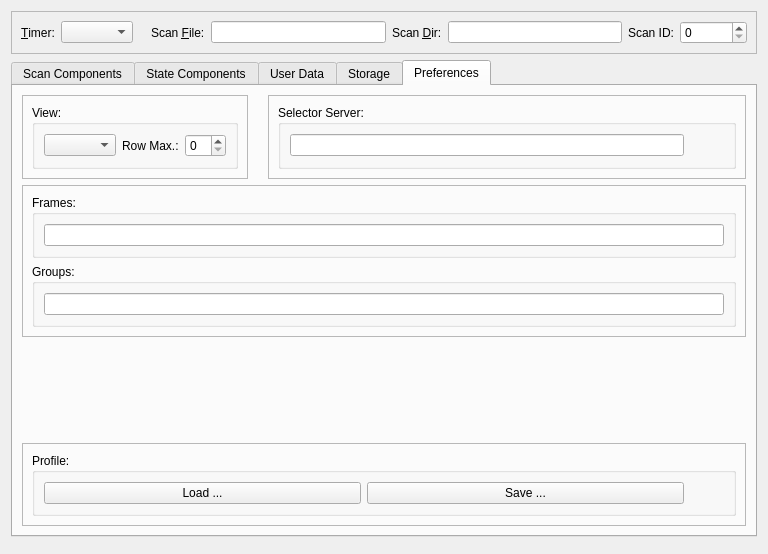
Old version of the form nxselector/ui/selector.ui in the repository nexdatas/nxselector.
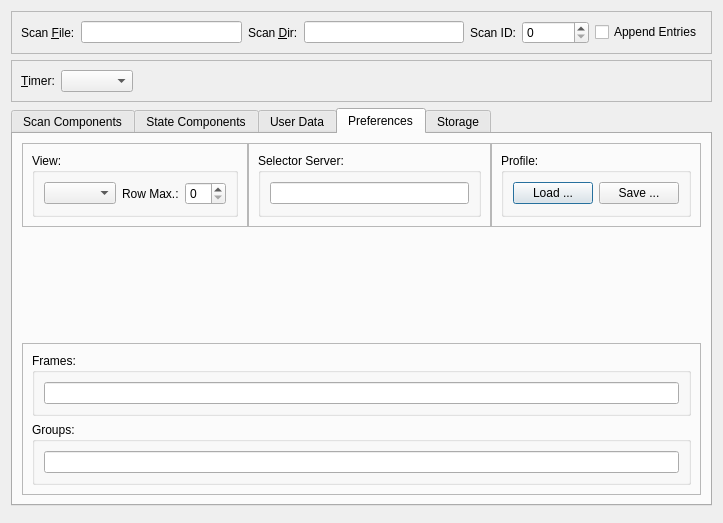
New version of the form. The open tabs and pages were chosen to show the change.

Patch:
```diff
--- a/nxselector/ui/selector.ui
+++ b/nxselector/ui/selector.ui
@@ -6,8 +6,8 @@
    <rect>
     <x>0</x>
     <y>0</y>
-    <width>768</width>
-    <height>554</height>
+    <width>723</width>
+    <height>523</height>
    </rect>
   </property>
   <property name="windowTitle">
@@ -35,51 +35,6 @@
      <layout class="QGridLayout" name="gridLayout_24">
       <item row="0" column="0">
        <layout class="QHBoxLayout" name="horizontalLayout_2">
-        <item>
-         <widget class="QLabel" name="mntTimerLabel">
-          <property name="text">
-           <string>&amp;Timer:</string>
-          </property>
-          <property name="buddy">
-           <cstring>mntTimerComboBox</cstring>
-          </property>
-         </widget>
-        </item>
-        <item>
-         <widget class="QComboBox" name="mntTimerComboBox"/>
-        </item>
-        <item>
-         <widget class="QFrame" name="timerFrame">
-          <property name="enabled">
-           <bool>true</bool>
-          </property>
-          <property name="sizePolicy">
-           <sizepolicy hsizetype="Preferred" vsizetype="Preferred">
-            <horstretch>0</horstretch>
-            <verstretch>0</verstretch>
-           </sizepolicy>
-          </property>
-          <property name="frameShape">
-           <enum>QFrame::NoFrame</enum>
-          </property>
-          <property name="frameShadow">
-           <enum>QFrame::Raised</enum>
-          </property>
-          <property name="lineWidth">
-           <number>0</number>
-          </property>
-         </widget>
-        </item>
-        <item>
-         <widget class="QFrame" name="timerButtonFrame">
-          <property name="frameShape">
-           <enum>QFrame::NoFrame</enum>
-          </property>
-          <property name="frameShadow">
-           <enum>QFrame::Raised</enum>
-          </property>
-         </widget>
-        </item>
         <item>
          <widget class="QLabel" name="fileScanLabel">
           <property name="text">
@@ -123,12 +78,101 @@
           </property>
          </widget>
         </item>
+        <item>
+         <widget class="QCheckBox" name="othersEntryCheckBox">
+          <property name="text">
+           <string>Append Entries</string>
+          </property>
+         </widget>
+        </item>
        </layout>
       </item>
      </layout>
     </widget>
    </item>
    <item row="1" column="0">
+    <widget class="QFrame" name="frame_12">
+     <property name="frameShape">
+      <enum>QFrame::StyledPanel</enum>
+     </property>
+     <property name="frameShadow">
+      <enum>QFrame::Raised</enum>
+     </property>
+     <layout class="QHBoxLayout" name="horizontalLayout_4">
+      <item>
+       <widget class="QLabel" name="mntTimerLabel">
+        <property name="text">
+         <string>&amp;Timer:</string>
+        </property>
+        <property name="buddy">
+         <cstring>mntTimerComboBox</cstring>
+        </property>
+       </widget>
+      </item>
+      <item>
+       <widget class="QComboBox" name="mntTimerComboBox"/>
+      </item>
+      <item>
+       <widget class="QFrame" name="timerFrame">
+        <property name="sizePolicy">
+         <sizepolicy hsizetype="Minimum" vsizetype="Preferred">
+          <horstretch>0</horstretch>
+          <verstretch>0</verstretch>
+         </sizepolicy>
+        </property>
+        <property name="maximumSize">
+         <size>
+          <width>16777214</width>
+          <height>16777215</height>
+         </size>
+        </property>
+        <property name="frameShape">
+         <enum>QFrame::NoFrame</enum>
+        </property>
+        <property name="frameShadow">
+         <enum>QFrame::Plain</enum>
+        </property>
+        <property name="lineWidth">
+         <number>0</number>
+        </property>
+       </widget>
+      </item>
+      <item>
+       <widget class="QFrame" name="timerButtonFrame">
+        <property name="sizePolicy">
+         <sizepolicy hsizetype="Minimum" vsizetype="Preferred">
+          <horstretch>0</horstretch>
+          <verstretch>0</verstretch>
+         </sizepolicy>
+        </property>
+        <property name="frameShape">
+         <enum>QFrame::NoFrame</enum>
+        </property>
+        <property name="frameShadow">
+         <enum>QFrame::Raised</enum>
+        </property>
+        <property name="lineWidth">
+         <number>0</number>
+        </property>
+       </widget>
+      </item>
+      <item>
+       <spacer name="horizontalSpacer_3">
+        <property name="orientation">
+         <enum>Qt::Horizontal</enum>
+        </property>
+        <property name="sizeHint" stdset="0">
+         <size>
+          <width>40</width>
+          <height>20</height>
+         </size>
+        </property>
+       </spacer>
+      </item>
+     </layout>
+    </widget>
+   </item>
+   <item row="2" column="0">
     <widget class="QTabWidget" name="tabWidget">
      <property name="toolTip">
       <string/>
@@ -151,6 +195,188 @@
        <string>User Data</string>
       </attribute>
      </widget>
+     <widget class="QWidget" name="preferences">
+      <attribute name="title">
+       <string>Preferences</string>
+      </attribute>
+      <layout class="QGridLayout" name="gridLayout_14">
+       <item row="2" column="0">
+        <widget class="QFrame" name="frame_6">
+         <property name="frameShape">
+          <enum>QFrame::StyledPanel</enum>
+         </property>
+         <property name="frameShadow">
+          <enum>QFrame::Raised</enum>
+         </property>
+         <layout class="QGridLayout" name="gridLayout_4">
+          <item row="0" column="0">
+           <layout class="QVBoxLayout" name="verticalLayout_5">
+            <item>
+             <widget class="QGroupBox" name="groupBox_4">
+              <property name="title">
+               <string>Frames:</string>
+              </property>
+              <layout class="QGridLayout" name="gridLayout_12">
+               <item row="0" column="0">
+                <widget class="QLineEdit" name="frameLineEdit"/>
+               </item>
+              </layout>
+             </widget>
+            </item>
+            <item>
+             <widget class="QGroupBox" name="groupBox_5">
+              <property name="title">
+               <string>Groups:</string>
+              </property>
+              <layout class="QGridLayout" name="gridLayout_13">
+               <item row="0" column="0">
+                <widget class="QLineEdit" name="groupLineEdit"/>
+               </item>
+              </layout>
+             </widget>
+            </item>
+           </layout>
+          </item>
+         </layout>
+        </widget>
+       </item>
+       <item row="0" column="0">
+        <widget class="QFrame" name="frame">
+         <property name="frameShape">
+          <enum>QFrame::NoFrame</enum>
+         </property>
+         <property name="frameShadow">
+          <enum>QFrame::Raised</enum>
+         </property>
+         <property name="lineWidth">
+          <number>1</number>
+         </property>
+         <layout class="QGridLayout" name="gridLayout_3">
+          <property name="margin">
+           <number>0</number>
+          </property>
+          <property name="spacing">
+           <number>0</number>
+          </property>
+          <item row="0" column="0">
+           <layout class="QHBoxLayout" name="horizontalLayout_3">
+            <item>
+             <widget class="QFrame" name="frame_7">
+              <property name="frameShape">
+               <enum>QFrame::StyledPanel</enum>
+              </property>
+              <property name="frameShadow">
+               <enum>QFrame::Raised</enum>
+              </property>
+              <layout class="QGridLayout" name="gridLayout_22">
+               <item row="0" column="0">
+                <widget class="QGroupBox" name="groupBox_3">
+                 <property name="title">
+                  <string>View:</string>
+                 </property>
+                 <layout class="QGridLayout" name="gridLayout_11">
+                  <item row="0" column="0">
+                   <widget class="QComboBox" name="viewComboBox"/>
+                  </item>
+                  <item row="0" column="2">
+                   <widget class="QLabel" name="rowMaxLabel">
+                    <property name="text">
+                     <string>Row Max.:</string>
+                    </property>
+                   </widget>
+                  </item>
+                  <item row="0" column="3">
+                   <widget class="QSpinBox" name="rowMaxSpinBox"/>
+                  </item>
+                 </layout>
+                </widget>
+               </item>
+              </layout>
+             </widget>
+            </item>
+            <item>
+             <widget class="QFrame" name="frame_8">
+              <property name="frameShape">
+               <enum>QFrame::StyledPanel</enum>
+              </property>
+              <property name="frameShadow">
+               <enum>QFrame::Raised</enum>
+              </property>
+              <layout class="QGridLayout" name="gridLayout_23">
+               <item row="0" column="1">
+                <widget class="QGroupBox" name="serverGroupBox">
+                 <property name="title">
+                  <string>Selector Server:</string>
+                 </property>
+                 <layout class="QGridLayout" name="gridLayout_15">
+                  <item row="0" column="0">
+                   <layout class="QHBoxLayout" name="horizontalLayout">
+                    <item>
+                     <widget class="QLineEdit" name="devSettingsLineEdit"/>
+                    </item>
+                   </layout>
+                  </item>
+                 </layout>
+                </widget>
+               </item>
+              </layout>
+             </widget>
+            </item>
+            <item>
+             <widget class="QFrame" name="frame_11">
+              <property name="frameShape">
+               <enum>QFrame::StyledPanel</enum>
+              </property>
+              <property name="frameShadow">
+               <enum>QFrame::Raised</enum>
+              </property>
+              <layout class="QGridLayout" name="gridLayout_17">
+               <item row="0" column="0">
+                <widget class="QGroupBox" name="groupBox_2">
+                 <property name="title">
+                  <string>Profile:</string>
+                 </property>
+                 <layout class="QHBoxLayout" name="horizontalLayout_7">
+                  <item>
+                   <widget class="QPushButton" name="profLoadPushButton">
+                    <property name="text">
+                     <string>Load ...</string>
+                    </property>
+                   </widget>
+                  </item>
+                  <item>
+                   <widget class="QPushButton" name="profSavePushButton">
+                    <property name="text">
+                     <string>Save ...</string>
+                    </property>
+                   </widget>
+                  </item>
+                 </layout>
+                </widget>
+               </item>
+              </layout>
+             </widget>
+            </item>
+           </layout>
+          </item>
+         </layout>
+        </widget>
+       </item>
+       <item row="1" column="0">
+        <spacer name="verticalSpacer">
+         <property name="orientation">
+          <enum>Qt::Vertical</enum>
+         </property>
+         <property name="sizeHint" stdset="0">
+          <size>
+           <width>20</width>
+           <height>40</height>
+          </size>
+         </property>
+        </spacer>
+       </item>
+      </layout>
+     </widget>
      <widget class="QWidget" name="storage">
       <attribute name="title">
        <string>Storage</string>
@@ -286,41 +512,6 @@
          </item>
          <item>
           <layout class="QVBoxLayout" name="verticalLayout_4">
-           <item>
-            <widget class="QFrame" name="frame_2">
-             <property name="frameShape">
-              <enum>QFrame::StyledPanel</enum>
-             </property>
-             <property name="frameShadow">
-              <enum>QFrame::Raised</enum>
-             </property>
-             <layout class="QGridLayout" name="gridLayout_20">
-              <item row="0" column="0">
-               <widget class="QGroupBox" name="groupBox_7">
-                <property name="title">
-                 <string>Scan:</string>
-                </property>
-                <layout class="QGridLayout" name="gridLayout_16">
-                 <item row="0" column="0">
-                  <widget class="QCheckBox" name="othersEntryCheckBox">
-                   <property name="text">
-                    <string>Append Entries</string>
-                   </property>
-                  </widget>
-                 </item>
-                 <item row="1" column="0">
-                  <widget class="QPushButton" name="labelsPushButton">
-                   <property name="text">
-                    <string>Labels ...</string>
-                   </property>
-                  </widget>
-                 </item>
-                </layout>
-               </widget>
-              </item>
-             </layout>
-            </widget>
-           </item>
            <item>
             <widget class="QFrame" name="frame_4">
              <property name="frameShape">
@@ -390,291 +581,6 @@
          </item>
         </layout>
        </item>
-       <item row="1" column="0">
-        <widget class="QFrame" name="frame_10">
-         <property name="frameShape">
-          <enum>QFrame::StyledPanel</enum>
-         </property>
-         <property name="frameShadow">
-          <enum>QFrame::Raised</enum>
-         </property>
-         <layout class="QGridLayout" name="gridLayout_10">
-          <item row="0" column="0">
-           <widget class="QGroupBox" name="groupBox_6">
-            <property name="title">
-             <string>Configuration:</string>
-            </property>
-            <layout class="QGridLayout" name="gridLayout_8">
-             <item row="0" column="0">
-              <layout class="QHBoxLayout" name="horizontalLayout_6">
-               <item>
-                <widget class="QPushButton" name="cnfLoadPushButton">
-                 <property name="text">
-                  <string>Load ...</string>
-                 </property>
-                </widget>
-               </item>
-               <item>
-                <widget class="QPushButton" name="cnfSavePushButton">
-                 <property name="text">
-                  <string>Save ...</string>
-                 </property>
-                </widget>
-               </item>
-              </layout>
-             </item>
-             <item row="0" column="1">
-              <spacer name="horizontalSpacer_4">
-               <property name="orientation">
-                <enum>Qt::Horizontal</enum>
-               </property>
-               <property name="sizeType">
-                <enum>QSizePolicy::Maximum</enum>
-               </property>
-               <property name="sizeHint" stdset="0">
-                <size>
-                 <width>40</width>
-                 <height>20</height>
-                </size>
-               </property>
-              </spacer>
-             </item>
-            </layout>
-           </widget>
-          </item>
-         </layout>
-        </widget>
-       </item>
-      </layout>
-     </widget>
-     <widget class="QWidget" name="preferences">
-      <attribute name="title">
-       <string>Preferences</string>
-      </attribute>
-      <layout class="QGridLayout" name="gridLayout_14">
-       <item row="1" column="0">
-        <widget class="QFrame" name="frame_6">
-         <property name="frameShape">
-          <enum>QFrame::StyledPanel</enum>
-         </property>
-         <property name="frameShadow">
-          <enum>QFrame::Raised</enum>
-         </property>
-         <layout class="QGridLayout" name="gridLayout_4">
-          <item row="0" column="0">
-           <layout class="QVBoxLayout" name="verticalLayout_5">
-            <item>
-             <widget class="QGroupBox" name="groupBox_4">
-              <property name="title">
-               <string>Frames:</string>
-              </property>
-              <layout class="QGridLayout" name="gridLayout_12">
-               <item row="0" column="0">
-                <widget class="QLineEdit" name="frameLineEdit"/>
-               </item>
-              </layout>
-             </widget>
-            </item>
-            <item>
-             <widget class="QGroupBox" name="groupBox_5">
-              <property name="title">
-               <string>Groups:</string>
-              </property>
-              <layout class="QGridLayout" name="gridLayout_13">
-               <item row="0" column="0">
-                <widget class="QLineEdit" name="groupLineEdit"/>
-               </item>
-              </layout>
-             </widget>
-            </item>
-           </layout>
-          </item>
-         </layout>
-        </widget>
-       </item>
-       <item row="0" column="0">
-        <widget class="QFrame" name="frame">
-         <property name="frameShape">
-          <enum>QFrame::NoFrame</enum>
-         </property>
-         <property name="frameShadow">
-          <enum>QFrame::Raised</enum>
-         </property>
-         <property name="lineWidth">
-          <number>1</number>
-         </property>
-         <layout class="QGridLayout" name="gridLayout_3">
-          <property name="margin">
-           <number>0</number>
-          </property>
-          <property name="spacing">
-           <number>0</number>
-          </property>
-          <item row="0" column="0">
-           <layout class="QHBoxLayout" name="horizontalLayout_3">
-            <item>
-             <widget class="QFrame" name="frame_7">
-              <property name="frameShape">
-               <enum>QFrame::StyledPanel</enum>
-              </property>
-              <property name="frameShadow">
-               <enum>QFrame::Raised</enum>
-              </property>
-              <layout class="QGridLayout" name="gridLayout_22">
-               <item row="0" column="0">
-                <widget class="QGroupBox" name="groupBox_3">
-                 <property name="title">
-                  <string>View:</string>
-                 </property>
-                 <layout class="QGridLayout" name="gridLayout_11">
-                  <item row="0" column="0">
-                   <widget class="QComboBox" name="viewComboBox"/>
-                  </item>
-                  <item row="0" column="2">
-                   <widget class="QLabel" name="rowMaxLabel">
-                    <property name="text">
-                     <string>Row Max.:</string>
-                    </property>
-                   </widget>
-                  </item>
-                  <item row="0" column="3">
-                   <widget class="QSpinBox" name="rowMaxSpinBox"/>
-                  </item>
-                 </layout>
-                </widget>
-               </item>
-              </layout>
-             </widget>
-            </item>
-            <item>
-             <spacer name="horizontalSpacer">
-              <property name="orientation">
-               <enum>Qt::Horizontal</enum>
-              </property>
-              <property name="sizeType">
-               <enum>QSizePolicy::Minimum</enum>
-              </property>
-              <property name="sizeHint" stdset="0">
-               <size>
-                <width>20</width>
-                <height>20</height>
-               </size>
-              </property>
-             </spacer>
-            </item>
-            <item>
-             <widget class="QFrame" name="frame_8">
-              <property name="frameShape">
-               <enum>QFrame::StyledPanel</enum>
-              </property>
-              <property name="frameShadow">
-               <enum>QFrame::Raised</enum>
-              </property>
-              <layout class="QGridLayout" name="gridLayout_23">
-               <item row="0" column="1">
-                <widget class="QGroupBox" name="serverGroupBox">
-                 <property name="title">
-                  <string>Selector Server:</string>
-                 </property>
-                 <layout class="QGridLayout" name="gridLayout_15">
-                  <item row="0" column="0">
-                   <layout class="QHBoxLayout" name="horizontalLayout">
-                    <item>
-                     <widget class="QLineEdit" name="devSettingsLineEdit"/>
-                    </item>
-                    <item>
-                     <spacer name="horizontalSpacer_2">
-                      <property name="orientation">
-                       <enum>Qt::Horizontal</enum>
-                      </property>
-                      <property name="sizeType">
-                       <enum>QSizePolicy::Minimum</enum>
-                      </property>
-                      <property name="sizeHint" stdset="0">
-                       <size>
-                        <width>40</width>
-                        <height>20</height>
-                       </size>
-                      </property>
-                     </spacer>
-                    </item>
-                   </layout>
-                  </item>
-                 </layout>
-                </widget>
-               </item>
-              </layout>
-             </widget>
-            </item>
-           </layout>
-          </item>
-         </layout>
-        </widget>
-       </item>
-       <item row="3" column="0">
-        <widget class="QFrame" name="frame_11">
-         <property name="frameShape">
-          <enum>QFrame::StyledPanel</enum>
-         </property>
-         <property name="frameShadow">
-          <enum>QFrame::Raised</enum>
-         </property>
-         <layout class="QGridLayout" name="gridLayout_17">
-          <item row="0" column="0">
-           <widget class="QGroupBox" name="groupBox_2">
-            <property name="title">
-             <string>Profile:</string>
-            </property>
-            <layout class="QHBoxLayout" name="horizontalLayout_7">
-             <item>
-              <widget class="QPushButton" name="profLoadPushButton">
-               <property name="text">
-                <string>Load ...</string>
-               </property>
-              </widget>
-             </item>
-             <item>
-              <widget class="QPushButton" name="profSavePushButton">
-               <property name="text">
-                <string>Save ...</string>
-               </property>
-              </widget>
-             </item>
-             <item>
-              <spacer name="horizontalSpacer_5">
-               <property name="orientation">
-                <enum>Qt::Horizontal</enum>
-               </property>
-               <property name="sizeType">
-                <enum>QSizePolicy::Minimum</enum>
-               </property>
-               <property name="sizeHint" stdset="0">
-                <size>
-                 <width>40</width>
-                 <height>20</height>
-                </size>
-               </property>
-              </spacer>
-             </item>
-            </layout>
-           </widget>
-          </item>
-         </layout>
-        </widget>
-       </item>
-       <item row="2" column="0">
-        <spacer name="verticalSpacer">
-         <property name="orientation">
-          <enum>Qt::Vertical</enum>
-         </property>
-         <property name="sizeHint" stdset="0">
-          <size>
-           <width>20</width>
-           <height>40</height>
-          </size>
-         </property>
-        </spacer>
-       </item>
       </layout>
      </widget>
     </widget>
```
Left out of the diff: 53 changed lines with no effect on the pictures.
